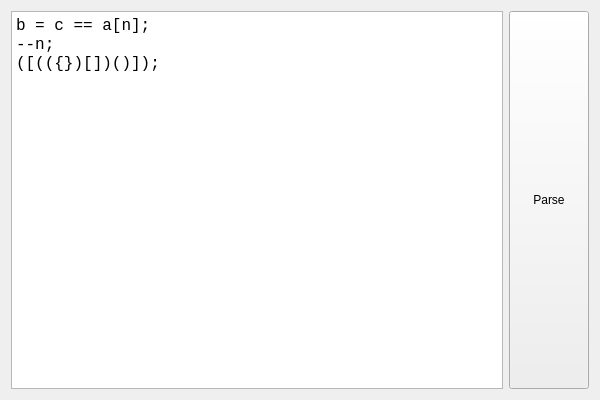
JC-labs/System_programming_ii, file Lab4_GUI/Lab4_GUI.ui: the form before one commit.
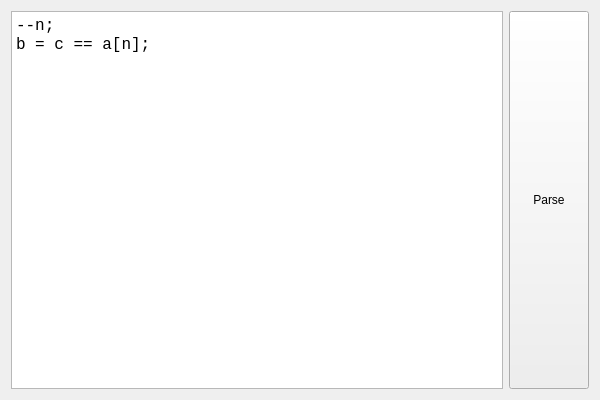
The form after the commit.

```diff
--- a/Lab4_GUI/Lab4_GUI.ui
+++ b/Lab4_GUI/Lab4_GUI.ui
@@ -30,9 +30,8 @@
 &lt;html&gt;&lt;head&gt;&lt;meta name=&quot;qrichtext&quot; content=&quot;1&quot; /&gt;&lt;style type=&quot;text/css&quot;&gt;
 p, li { white-space: pre-wrap; }
 &lt;/style&gt;&lt;/head&gt;&lt;body style=&quot; font-family:'Consolas'; font-size:12pt; font-weight:400; font-style:normal;&quot;&gt;
-&lt;p style=&quot; margin-top:0px; margin-bottom:0px; margin-left:0px; margin-right:0px; -qt-block-indent:0; text-indent:0px;&quot;&gt;b = c == a[n];&lt;/p&gt;
 &lt;p style=&quot; margin-top:0px; margin-bottom:0px; margin-left:0px; margin-right:0px; -qt-block-indent:0; text-indent:0px;&quot;&gt;--n;&lt;/p&gt;
-&lt;p style=&quot; margin-top:0px; margin-bottom:0px; margin-left:0px; margin-right:0px; -qt-block-indent:0; text-indent:0px;&quot;&gt;([(({})[])()]);&lt;/p&gt;&lt;/body&gt;&lt;/html&gt;</string>
+&lt;p style=&quot; margin-top:0px; margin-bottom:0px; margin-left:0px; margin-right:0px; -qt-block-indent:0; text-indent:0px;&quot;&gt;b = c == a[n];&lt;/p&gt;&lt;/body&gt;&lt;/html&gt;</string>
      </property>
      <property name="tabStopWidth">
       <number>40</number>
```
